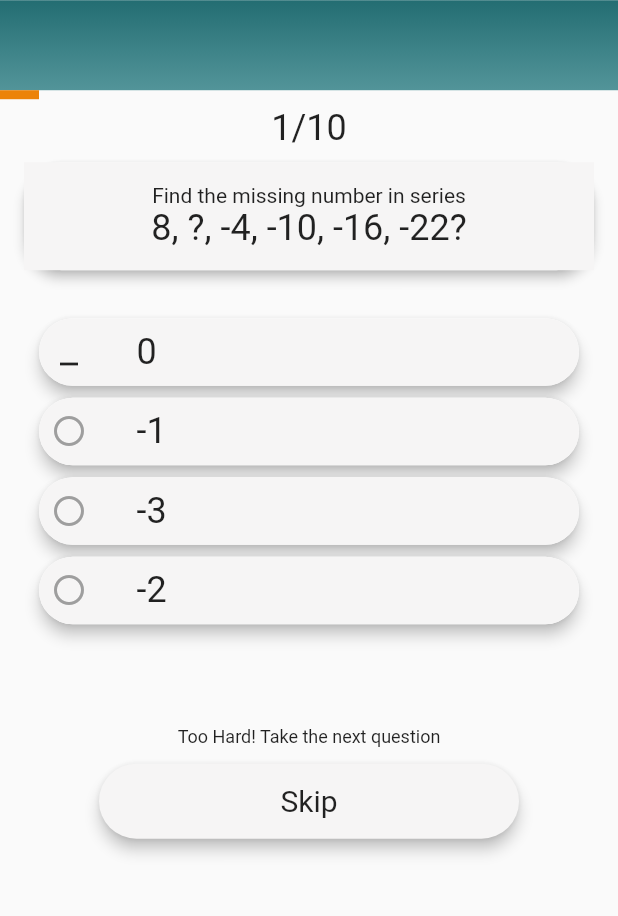
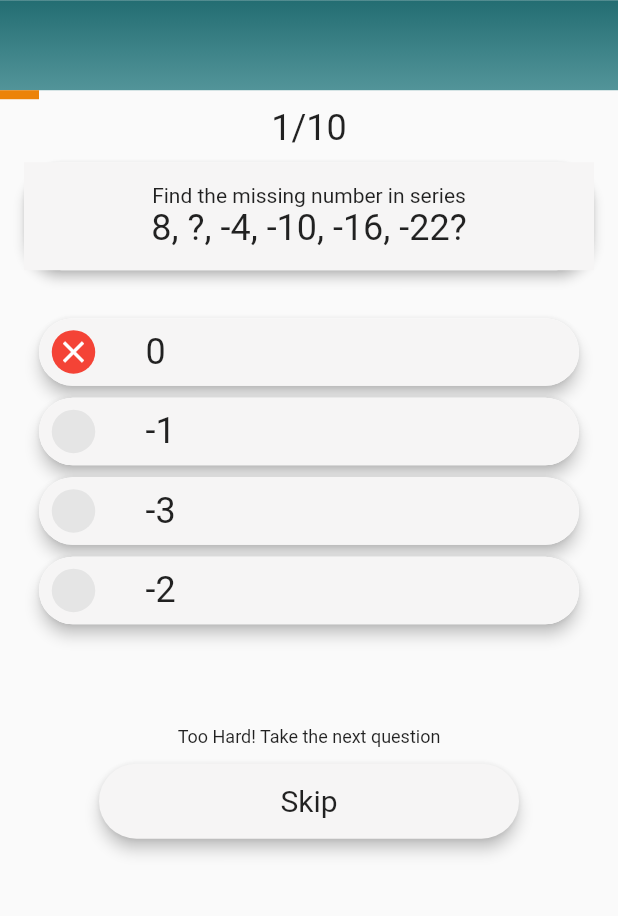
Before and after one commit to archrave/Demo-Quiz-App, a Flutter app: the screen it shows after launch, after a tap on an icon or button, on a phone screen of 412 x 824 dp, the part 58-974 px from its top. Run offline on Flutter 3.47's test engine with Material 2 defaults, Android fonts, the phone set to English and light mode, and no system bars.

Commit message:
Changed Icons

```diff
--- a/lib/main.dart
+++ b/lib/main.dart
@@ -21,6 +21,7 @@ class MyApp extends StatelessWidget {
       'correctAns': 1095,
     }
   ];
+
   // This widget is the root of your application.
   @override
   Widget build(BuildContext context) {
@@ -34,7 +35,9 @@ class MyApp extends StatelessWidget {
             body1: TextStyle(fontSize: 24),
             body2: TextStyle(fontSize: 14),
           )),
-      home: HomeScreen(_questions),
+      home: HomeScreen(
+        _questions,
+      ),
     );
   }
 }
--- a/lib/screens/home_screen.dart
+++ b/lib/screens/home_screen.dart
@@ -23,6 +23,8 @@ class _HomeScreenState extends State<HomeScreen> {
   final Color greyColor = const Color(0xFFF6F5F5);
 
   int questionIndex = 0;
+
+  void resetIcons(int title) {}
 
   @override
   Widget build(BuildContext context) {
--- a/lib/widgets/option_item.dart
+++ b/lib/widgets/option_item.dart
@@ -10,8 +10,35 @@ class OptionItem extends StatefulWidget {
 }
 
 class _OptionItemState extends State<OptionItem> {
-  final Icon emptyIcon = Icon(Icons.circle_outlined, color: Colors.grey);
-  Icon icon = Icon(Icons.circle_outlined, color: Colors.grey);
+  _OptionItemState() {
+    icon = emptyIcon;
+  }
+
+  CircleAvatar icon;
+
+  final CircleAvatar emptyIcon = CircleAvatar(
+    backgroundColor: Color(0xFFE5E5E5),
+    radius: 15,
+    //child: Icon(Icons.circle_outlined, size: 33, color: Colors.grey)
+  );
+
+  final CircleAvatar greenTick = CircleAvatar(
+    radius: 15,
+    backgroundColor: Colors.green,
+    child: Icon(
+      Icons.check,
+      color: Colors.white,
+    ),
+  );
+
+  final CircleAvatar redCross = CircleAvatar(
+    radius: 15,
+    backgroundColor: Colors.red,
+    child: Icon(
+      Icons.close,
+      color: Colors.white,
+    ),
+  );
 
   bool isCorrect(int thisAns, int answer) {
     if (thisAns == answer)
@@ -22,19 +49,21 @@ class _OptionItemState extends State<OptionItem> {
 
 //Used to string because equalto operator wasn't working
   void toggleIcon() {
-    if (icon.toString() == emptyIcon.toString()) {
+    if (icon == emptyIcon) {
+      print('matkr');
       if (!isCorrect(widget.title, widget.correctAns)) {
         setState(() {
-          icon = Icon(Icons.minimize_outlined);
+          icon = redCross;
         });
       } else {
         setState(() {
-          icon = Icon(Icons.add);
+          icon = greenTick;
         });
       }
     } else {
+      print('setkAr');
       setState(() {
-        icon = Icon(Icons.circle_outlined, color: Colors.grey);
+        icon = emptyIcon;
       });
     }
   }
@@ -57,7 +86,10 @@ class _OptionItemState extends State<OptionItem> {
               children: [
                 Padding(
                   padding: const EdgeInsets.all(8.0),
-                  child: icon,
+                  child: Container(
+                    child: icon,
+                    color: Theme.of(context).accentColor,
+                  ),
                 ),
                 SizedBox(
                   width: 25,
```
